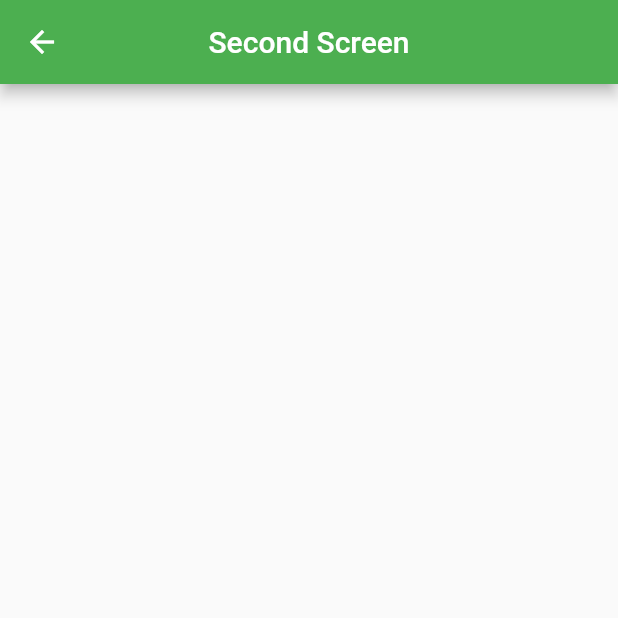
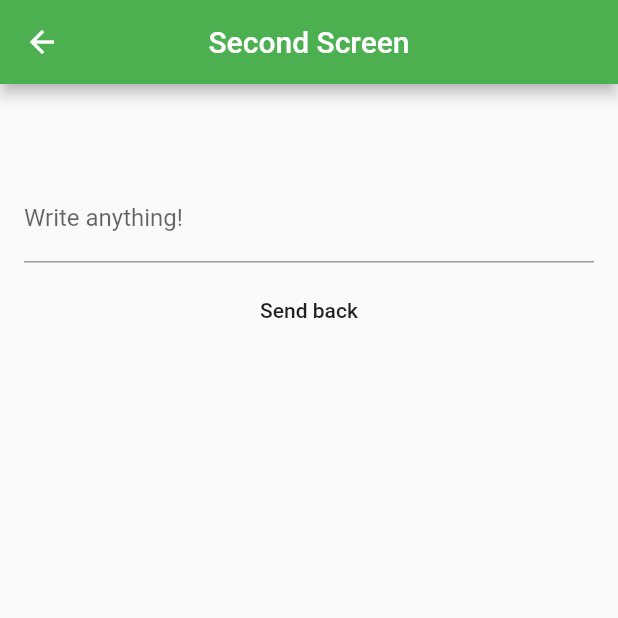
Before and after one commit to TarekAlabd/simple_multi_screen_app, a Flutter app: the screen it shows after launch, after a tap on "Send me to the Second Screen", on a phone screen of 412 x 824 dp, the top half of it. Run offline on Flutter 3.47's test engine with Material 2 defaults, Android fonts, the phone set to English and light mode, and no system bars.

Commit message:
update main.dart
update the second screen and we can move from it to the first screen again.

```diff
--- a/lib/main.dart
+++ b/lib/main.dart
@@ -1,4 +1,5 @@
 import 'package:flutter/material.dart';
+import 'dart:async';
 
 void main() {
   runApp(MaterialApp(
@@ -14,6 +15,23 @@ class FirstScreen extends StatefulWidget {
 
 class _FirstScreenState extends State<FirstScreen> {
   var _nameFieldController = TextEditingController();
+
+  Future _gotoNextScreen(BuildContext context) async {
+    Map results = await Navigator.of(context).push(
+      MaterialPageRoute<Map>(
+          builder: (BuildContext context) {
+            return SecondScreen(name: _nameFieldController.text);
+          }
+      )
+    );
+
+    if (results != null && results.containsKey("info")){
+      print(results["info"]);
+      _nameFieldController = results["info"];
+    }else{
+      print("Nothing!");
+    }
+  }
 
   @override
   Widget build(BuildContext context) {
@@ -41,11 +59,7 @@ class _FirstScreenState extends State<FirstScreen> {
           ListTile(
             title: RaisedButton(
               child: Text("Send me to the Second Screen"),
-              onPressed: () {
-                var router = MaterialPageRoute(
-                    builder: (BuildContext context) => SecondScreen(name: _nameFieldController.text,));
-                Navigator.of(context).push(router);
-              },
+              onPressed: () {_gotoNextScreen(context);}
             ),
           ),
         ],
@@ -56,7 +70,6 @@ class _FirstScreenState extends State<FirstScreen> {
 
 class SecondScreen extends StatefulWidget {
   final String name;
-
   SecondScreen({Key key, this.name}) : super(key: key);
 
   @override
@@ -64,6 +77,7 @@ class SecondScreen extends StatefulWidget {
 }
 
 class _SecondScreenState extends State<SecondScreen> {
+  var _backTextFieldController = TextEditingController();
   @override
   Widget build(BuildContext context) {
     return Scaffold(
@@ -72,11 +86,36 @@ class _SecondScreenState extends State<SecondScreen> {
         backgroundColor: Colors.green,
         centerTitle: true,
       ),
-      body: ListTile(
-        title: Text(
-          "${widget.name}"
+      body: Container(
+        child: Column(
+          children: <Widget>[
+            ListTile(
+              title: Text(
+                  "${widget.name}"
+              ),
+            ),
+            ListTile(
+              title: TextField(
+                controller: _backTextFieldController,
+                decoration: InputDecoration(
+                  labelText: "Write anything!"
+                ),
+              ),
+            ),
+            ListTile(
+              title: FlatButton(
+                  onPressed: () {
+                    Navigator.pop(context, {
+                      'info': _backTextFieldController.text,
+                    });
+                  },
+                  child: Text(
+                    "Send back",
+                  )),
+            ),
+          ],
         ),
-      )
+      ),
     );
   }
 }
```
